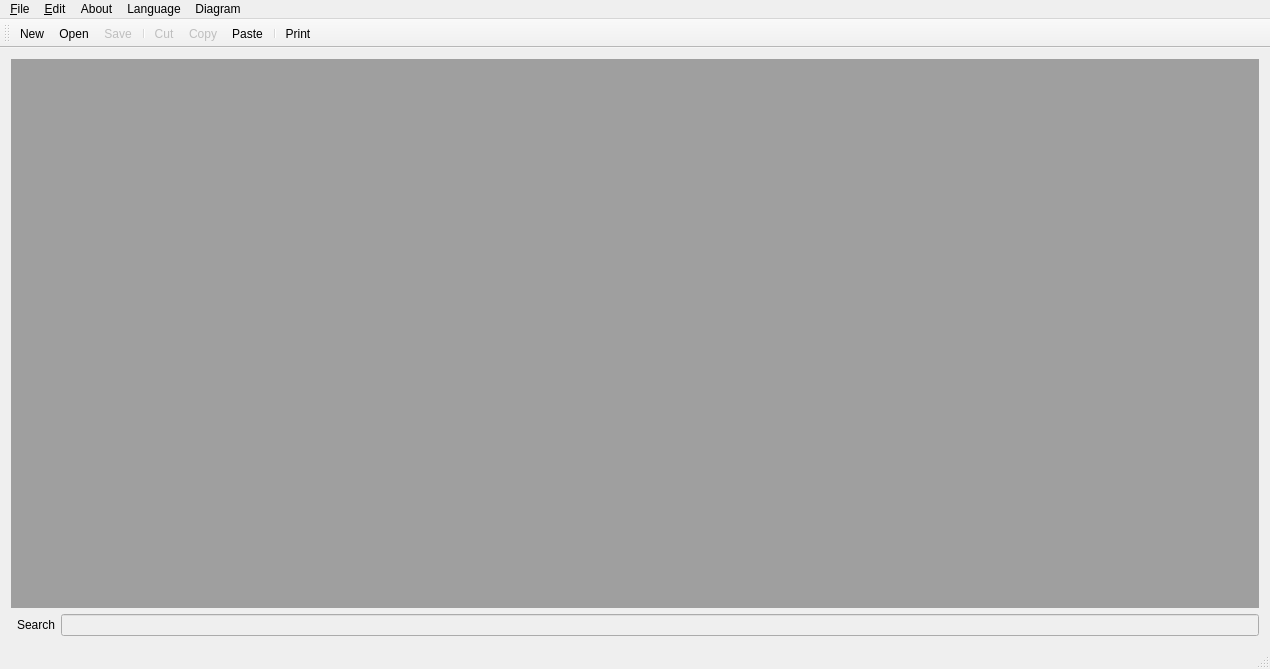
Old version of the form mainwindow.ui in the repository sddwbbs/cw-sub.
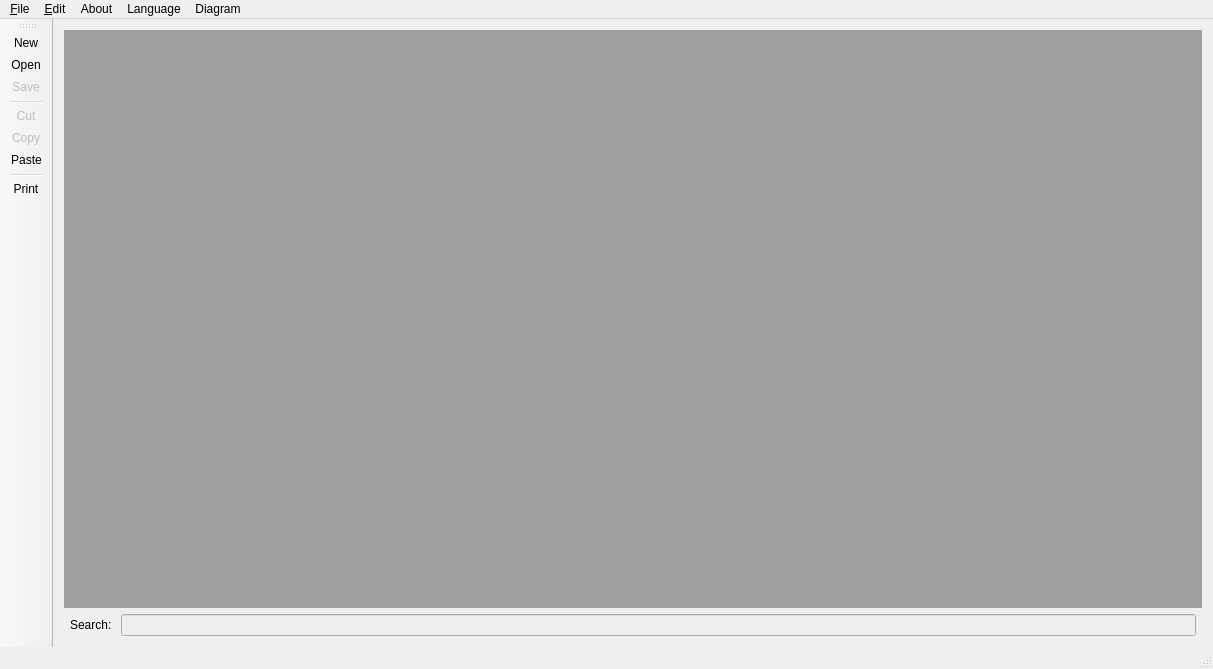
New version of the form. Icons and pictures are not drawn.

Commit message: Changed the form, added a menu with saving when the MDI window is closed, code refactoring

What changed in the file:
```diff
--- a/mainwindow.ui
+++ b/mainwindow.ui
@@ -7,7 +7,7 @@
    <rect>
     <x>0</x>
     <y>0</y>
-    <width>1270</width>
+    <width>1213</width>
     <height>669</height>
    </rect>
   </property>
@@ -21,15 +21,30 @@
       <property name="enabled">
        <bool>false</bool>
       </property>
+      <property name="styleSheet">
+       <string notr="true">color: rgb(255, 255, 255);
+</string>
+      </property>
+      <property name="text">
+       <string/>
+      </property>
      </widget>
     </item>
-    <item row="0" column="0" colspan="3">
-     <widget class="QMdiArea" name="mdiArea"/>
-    </item>
     <item row="1" column="1">
      <widget class="QLabel" name="label">
+      <property name="styleSheet">
+       <string notr="true">font: 900 11pt &quot;Source Sans Pro Black&quot;;</string>
+      </property>
       <property name="text">
-       <string>Search</string>
+       <string>&lt;html&gt;&lt;head/&gt;&lt;body&gt;&lt;p&gt;Search:   &lt;/p&gt;&lt;/body&gt;&lt;/html&gt;</string>
+      </property>
+     </widget>
+    </item>
+    <item row="0" column="0" colspan="4">
+     <widget class="QMdiArea" name="mdiArea">
+      <property name="styleSheet">
+       <string notr="true">background-color: rgb(63, 74, 61);
+font: 11pt &quot;Noto Sans&quot;;</string>
       </property>
      </widget>
     </item>
@@ -40,7 +55,7 @@
     <rect>
      <x>0</x>
      <y>0</y>
-     <width>1270</width>
+     <width>1213</width>
      <height>23</height>
     </rect>
    </property>
@@ -89,7 +104,7 @@
   </widget>
   <widget class="QToolBar" name="mainToolBar">
    <attribute name="toolBarArea">
-    <enum>TopToolBarArea</enum>
+    <enum>LeftToolBarArea</enum>
    </attribute>
    <attribute name="toolBarBreak">
     <bool>false</bool>
@@ -176,6 +191,9 @@
    <property name="text">
     <string>&amp;Copy</string>
    </property>
+   <property name="font">
+    <font/>
+   </property>
    <property name="shortcut">
     <string>Ctrl+C</string>
    </property>
```
Left out of the diff: 27 changed lines with no effect on the pictures. The commit also changes 6 other files.
